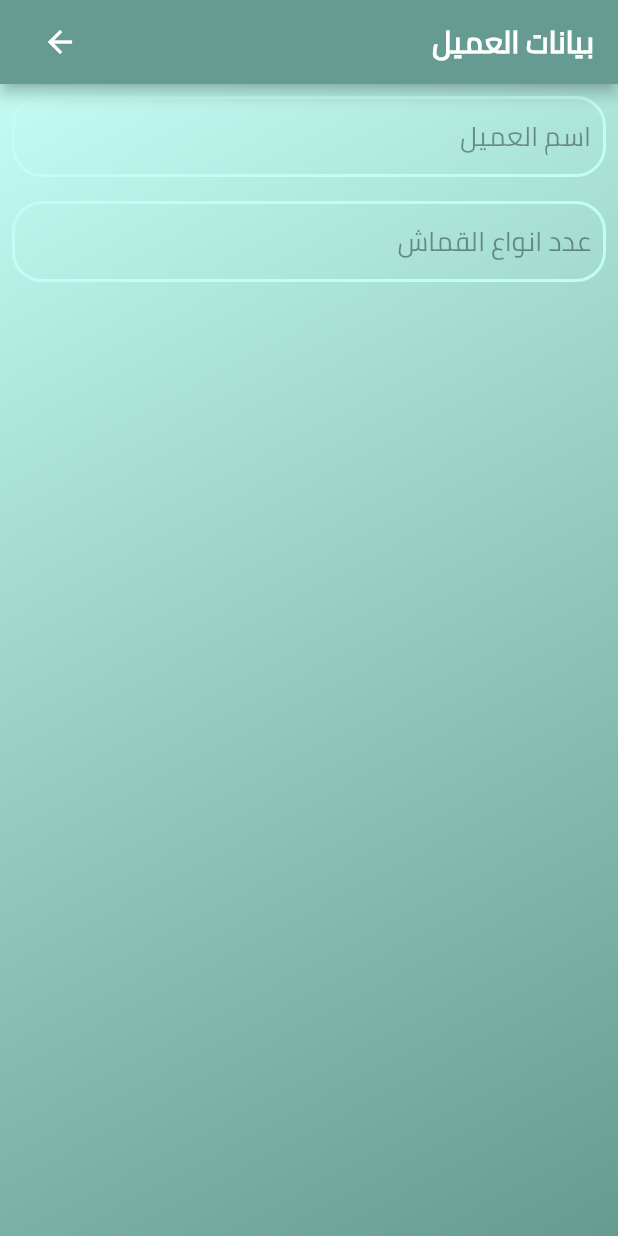
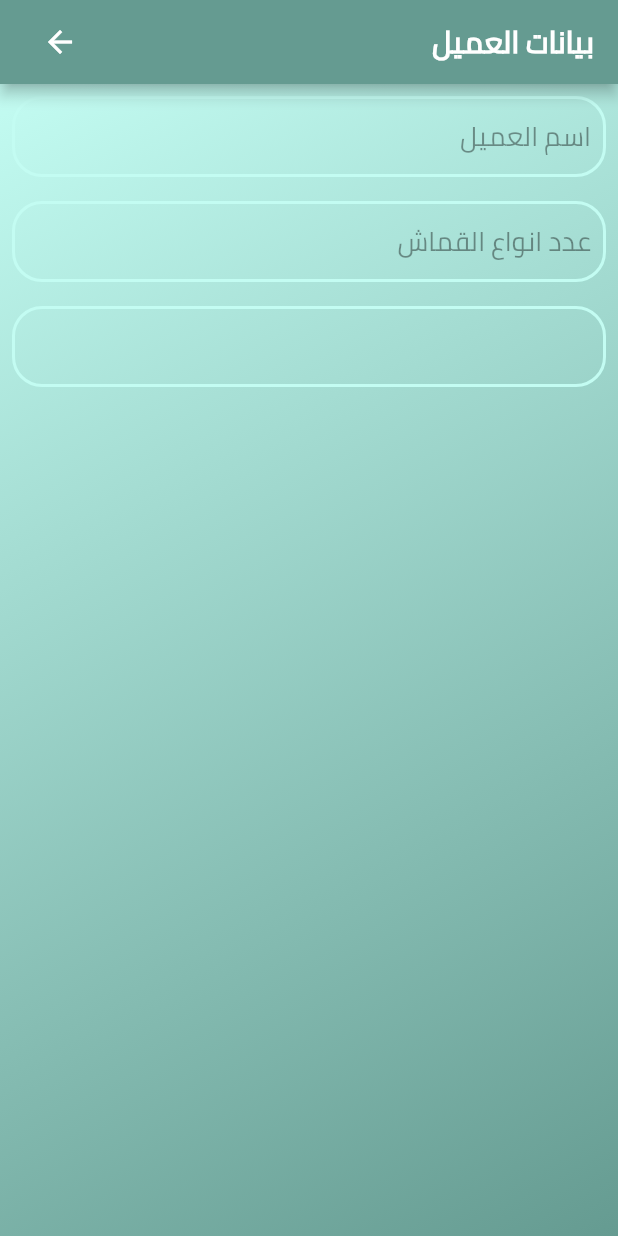
Before and after one commit to EMADOMARAH/elnahwy_tex, a Flutter app: the screen it shows after launch, on a phone screen of 412 x 824 dp. Run offline on Flutter 3.47's test engine with Material 2 defaults, Android fonts, the phone set to English and light mode, and no system bars; our stand-ins replace page_transition, splashscreen.

Commit message:
User Data View1

```diff
--- a/lib/ui/screens/edit_form/edit__form.dart
+++ b/lib/ui/screens/edit_form/edit__form.dart
@@ -54,7 +54,7 @@ class form_client extends StatelessWidget {
               children: <Widget>[
                 cust_txtformfield("اسم العميل",TextInputType.text),
                 cust_txtformfield("عدد انواع القماش",TextInputType.number),
-                //cust_txtformfield("")
+                cust_txtformfield("",TextInputType.datetime),
               ],
             )
             )
```
